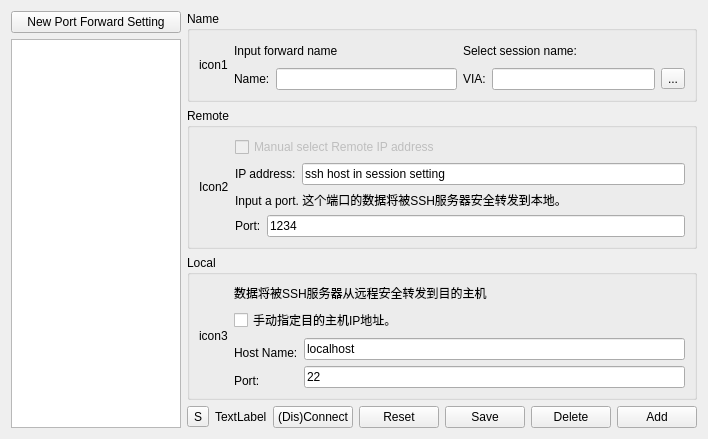
Qt form src/ui/forwardmanager.ui (kitech/nullfxp) before a commit.
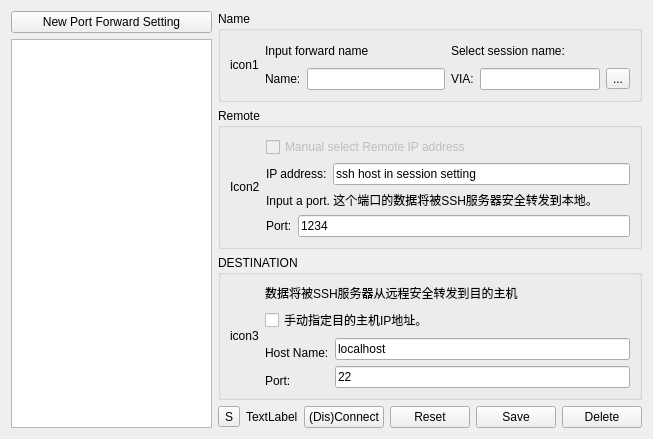
The same form after that commit. Icons and pictures are not drawn.

```diff
--- a/src/ui/forwardmanager.ui
+++ b/src/ui/forwardmanager.ui
@@ -6,7 +6,7 @@
    <rect>
     <x>0</x>
     <y>0</y>
-    <width>708</width>
+    <width>653</width>
     <height>439</height>
    </rect>
   </property>
@@ -189,7 +189,7 @@
      <item>
       <widget class="QGroupBox" name="groupBox_3">
        <property name="title">
-        <string>Local</string>
+        <string>DESTINATION</string>
        </property>
        <layout class="QHBoxLayout" name="horizontalLayout_6">
         <item>
@@ -312,13 +312,6 @@
          </property>
         </widget>
        </item>
-       <item>
-        <widget class="QPushButton" name="pushButton_5">
-         <property name="text">
-          <string>Add</string>
-         </property>
-        </widget>
-       </item>
       </layout>
      </item>
     </layout>
```
Left out of the diff: 8 changed lines with no effect on the pictures.
